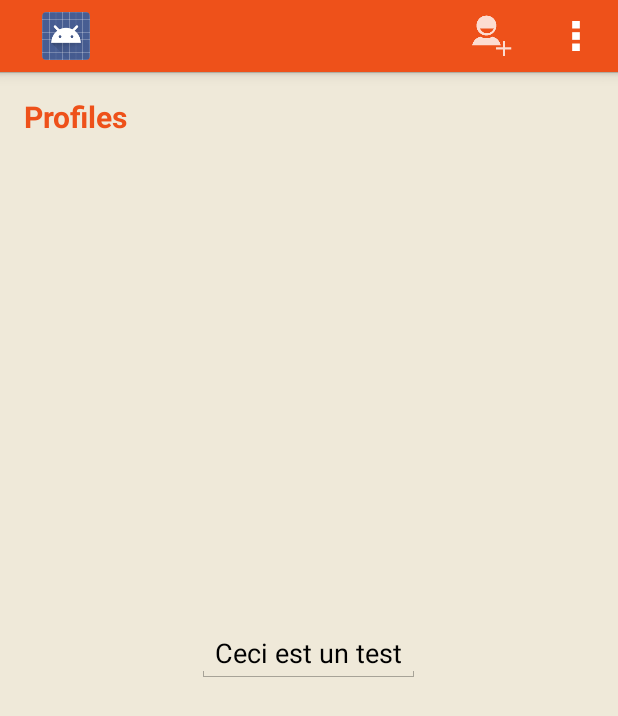
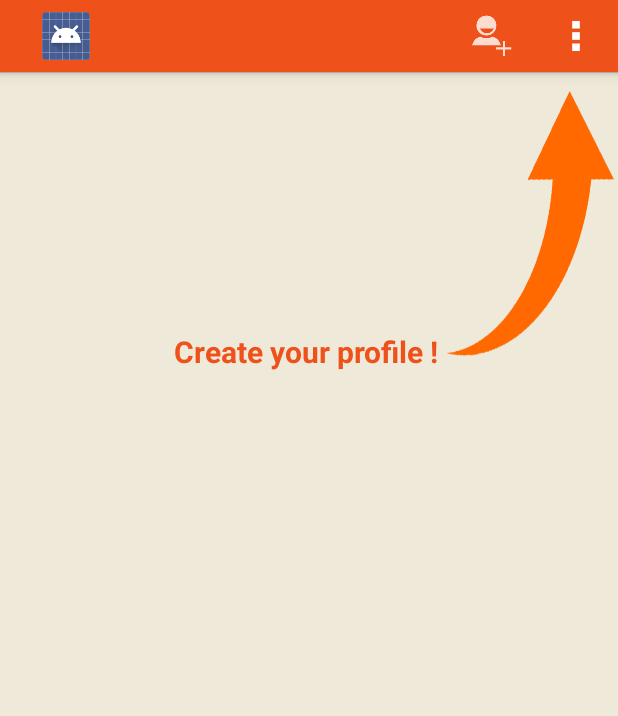
Before and after one commit to clvacher/SMXL, an Android app: the screen it shows after launch (ProfilActivity), on a phone screen of 412 x 824 dp. Shown: the top 716 px of the screen. Run offline under Robolectric (Android 15) with nearby library versions, the light colour scheme and no system bars; our stand-ins replace Picasso; libraries missing offline, so code that uses them is left out: com.makeramen; pictures from the network do not load; 2 statements that could not run were skipped.

Commit message:
Ajout de la fleche quand il n'y a pas de profil, changement de la valeur du string, et suppression

```diff
--- a/app/src/main/java/com/aerolitec/SMXL/ui/activity/ProfilActivity.java
+++ b/app/src/main/java/com/aerolitec/SMXL/ui/activity/ProfilActivity.java
@@ -16,7 +16,6 @@ import com.aerolitec.SMXL.tools.services.OnProfileSelected;
 import com.aerolitec.SMXL.tools.services.SizeGuideDataBase;
 import com.aerolitec.SMXL.ui.SMXL;
 import com.aerolitec.SMXL.ui.adapter.ProfileItem;
-import com.aerolitec.SMXL.ui.fragment.NoUsersFragment;
 import com.aerolitec.SMXL.ui.fragment.ProfilesFragment;
 
 import java.io.File;
--- a/app/src/main/java/com/aerolitec/SMXL/ui/fragment/ProfilesFragment.java
+++ b/app/src/main/java/com/aerolitec/SMXL/ui/fragment/ProfilesFragment.java
@@ -144,7 +144,8 @@ public class ProfilesFragment extends Fragment implements ConfirmDialogFragment.
         }
         else{
             (view.findViewById(R.id.listViewProfiles)).setVisibility(View.INVISIBLE);
-            (view.findViewById(R.id.TextNoProfile)).setVisibility(View.VISIBLE);
+            (view.findViewById(R.id.title)).setVisibility(View.INVISIBLE);
+            (view.findViewById(R.id.NoProfileLayout)).setVisibility(View.VISIBLE);
         }
     }
 
--- a/app/src/main/res/layout/fragment_profiles.xml
+++ b/app/src/main/res/layout/fragment_profiles.xml
@@ -45,15 +45,31 @@
         android:horizontalSpacing="10dp"
         android:layout_below="@+id/title"
         android:layout_centerHorizontal="true" />
+    <RelativeLayout
+        android:id="@+id/NoProfileLayout"
+        android:layout_width="match_parent"
+        android:layout_height="match_parent"
+        android:visibility="invisible">
+        <TextView
+            android:layout_width="wrap_content"
+            android:layout_height="wrap_content"
+            android:text="@string/no_user"
+            android:layout_alignBottom="@+id/arrow"
+            android:layout_toLeftOf="@+id/arrow"
+            android:layout_toStartOf="@+id/arrow"
+            android:textColor="@color/SectionTitle"
+            android:textSize="@dimen/section_text_size"
+            android:textStyle="bold"/>
 
-    <EditText
-        android:layout_width="wrap_content"
-        android:layout_height="wrap_content"
-        android:id="@+id/TextNoProfile"
-        android:visibility="invisible"
-        android:layout_centerVertical="true"
-        android:layout_centerHorizontal="true"
-        android:text="Ceci est un test" />
+        <ImageView
+            android:layout_width="120dp"
+            android:layout_height="200dp"
+            android:layout_alignParentTop="true"
+            android:layout_alignParentRight="true"
+            android:layout_alignParentEnd="true"
+            android:src="@drawable/new_profile_arrow"
+            android:id="@+id/arrow" />
+    </RelativeLayout>
     <!--
         <ListView
             android:id="@+id/listViewProfiles"
--- a/app/src/main/res/values/strings.xml
+++ b/app/src/main/res/values/strings.xml
@@ -82,6 +82,8 @@
     <string name="my_clothes">My clothes</string>
     <string name="title_activity_display_garment">My garment</string>
     <string name="remove_garment">Delete this garment ?</string>
+
+
     <string name="no_user">Create your profile !</string>
     <string name="notes">Notes</string>
     <string name="buttonValidation">Validate</string>
```
Also changed, not shown: app/src/main/java/com/aerolitec/SMXL/ui/fragment/NoUsersFragment.java (deleted, +0 -81 lines), app/src/main/res/layout/fragment_no_users.xml (deleted, +0 -23 lines), app/src/main/res/drawable/new_profile_arrow.png (added), 1 other file.
